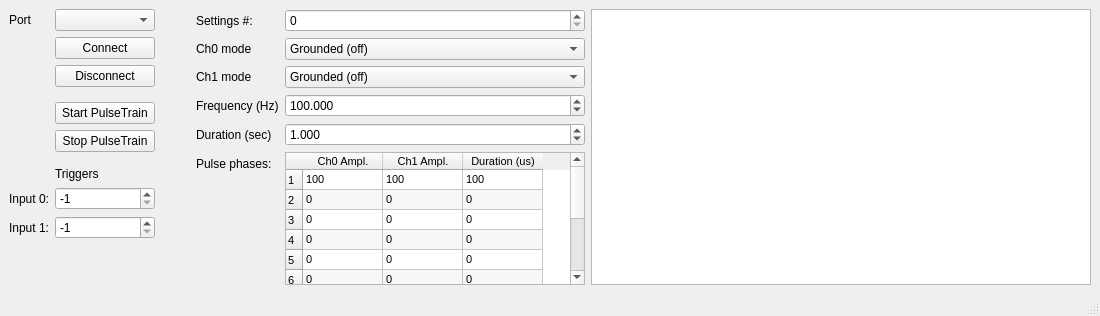
This is gui/mainWindow.ui in open-ephys/stimjim as Qt 5 draws it before an edit. The edited form follows.
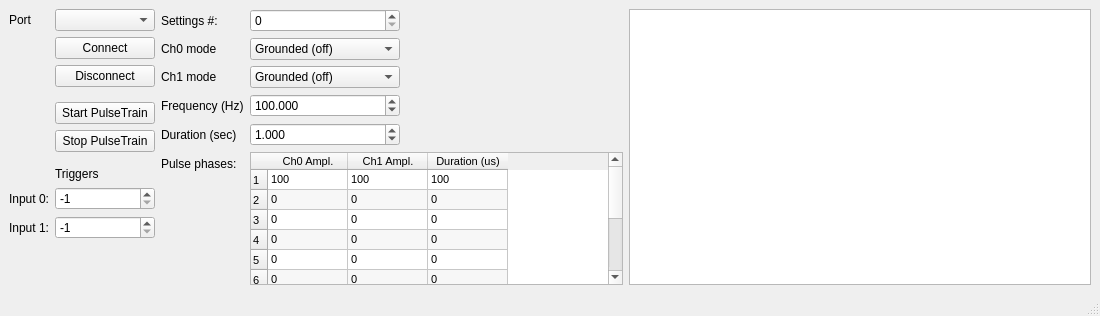
This is the edited form.

What changed in the file:
```diff
--- a/gui/mainWindow.ui
+++ b/gui/mainWindow.ui
@@ -213,7 +213,20 @@
        </widget>
       </item>
       <item row="0" column="1">
-       <widget class="QSpinBox" name="pulseTrainSpinBox"/>
+       <widget class="QSpinBox" name="pulseTrainSpinBox">
+        <property name="sizePolicy">
+         <sizepolicy hsizetype="Fixed" vsizetype="Fixed">
+          <horstretch>0</horstretch>
+          <verstretch>0</verstretch>
+         </sizepolicy>
+        </property>
+        <property name="minimumSize">
+         <size>
+          <width>150</width>
+          <height>0</height>
+         </size>
+        </property>
+       </widget>
       </item>
       <item row="1" column="0">
        <widget class="QLabel" name="label">
@@ -224,6 +237,18 @@
       </item>
       <item row="1" column="1">
        <widget class="QComboBox" name="ch0Mode">
+        <property name="sizePolicy">
+         <sizepolicy hsizetype="Fixed" vsizetype="Fixed">
+          <horstretch>0</horstretch>
+          <verstretch>0</verstretch>
+         </sizepolicy>
+        </property>
+        <property name="minimumSize">
+         <size>
+          <width>150</width>
+          <height>0</height>
+         </size>
+        </property>
         <property name="currentIndex">
          <number>3</number>
         </property>
@@ -258,6 +283,18 @@
       </item>
       <item row="2" column="1">
        <widget class="QComboBox" name="ch1Mode">
+        <property name="sizePolicy">
+         <sizepolicy hsizetype="Fixed" vsizetype="Fixed">
+          <horstretch>0</horstretch>
+          <verstretch>0</verstretch>
+         </sizepolicy>
+        </property>
+        <property name="minimumSize">
+         <size>
+          <width>150</width>
+          <height>0</height>
+         </size>
+        </property>
         <property name="currentIndex">
          <number>3</number>
         </property>
@@ -292,6 +329,18 @@
       </item>
       <item row="3" column="1">
        <widget class="QDoubleSpinBox" name="frequency_hz">
+        <property name="sizePolicy">
+         <sizepolicy hsizetype="Fixed" vsizetype="Fixed">
+          <horstretch>0</horstretch>
+          <verstretch>0</verstretch>
+         </sizepolicy>
+        </property>
+        <property name="minimumSize">
+         <size>
+          <width>150</width>
+          <height>0</height>
+         </size>
+        </property>
         <property name="decimals">
          <number>3</number>
         </property>
@@ -315,6 +364,18 @@
       </item>
       <item row="4" column="1">
        <widget class="QDoubleSpinBox" name="duration_sec">
+        <property name="sizePolicy">
+         <sizepolicy hsizetype="Fixed" vsizetype="Fixed">
+          <horstretch>0</horstretch>
+          <verstretch>0</verstretch>
+         </sizepolicy>
+        </property>
+        <property name="minimumSize">
+         <size>
+          <width>150</width>
+          <height>0</height>
+         </size>
+        </property>
         <property name="decimals">
          <number>3</number>
         </property>
@@ -328,6 +389,12 @@
       </item>
       <item row="5" column="0">
        <widget class="QLabel" name="label_5">
+        <property name="sizePolicy">
+         <sizepolicy hsizetype="Preferred" vsizetype="Preferred">
+          <horstretch>0</horstretch>
+          <verstretch>0</verstretch>
+         </sizepolicy>
+        </property>
         <property name="text">
          <string>Pulse phases:</string>
         </property>
@@ -339,17 +406,23 @@
          <bool>true</bool>
         </property>
         <property name="sizePolicy">
-         <sizepolicy hsizetype="Fixed" vsizetype="Expanding">
+         <sizepolicy hsizetype="Expanding" vsizetype="Expanding">
           <horstretch>0</horstretch>
           <verstretch>0</verstretch>
          </sizepolicy>
         </property>
         <property name="minimumSize">
          <size>
-          <width>300</width>
+          <width>350</width>
           <height>100</height>
          </size>
         </property>
+        <property name="maximumSize">
+         <size>
+          <width>550</width>
+          <height>16777215</height>
+         </size>
+        </property>
         <property name="font">
          <font>
           <pointsize>8</pointsize>
@@ -577,7 +650,7 @@
      <widget class="QTextBrowser" name="serialOutputBrowser">
       <property name="maximumSize">
        <size>
-        <width>500</width>
+        <width>16777215</width>
         <height>16777215</height>
        </size>
       </property>
```
Left out of the diff: 12 changed lines with no effect on the pictures.
